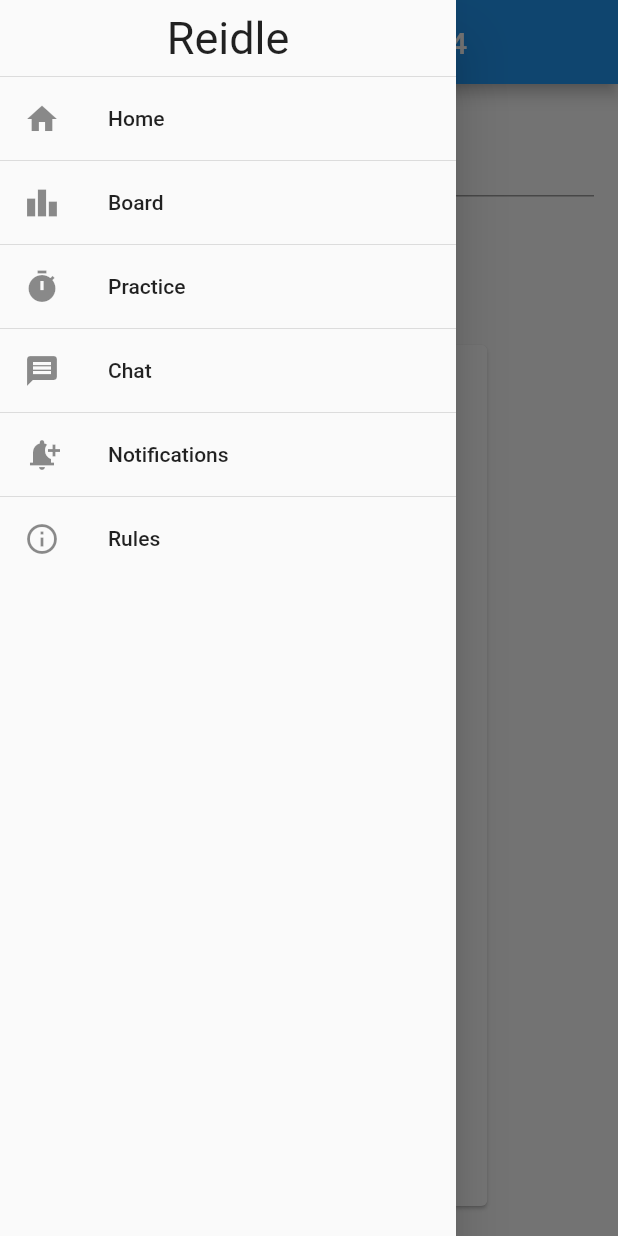
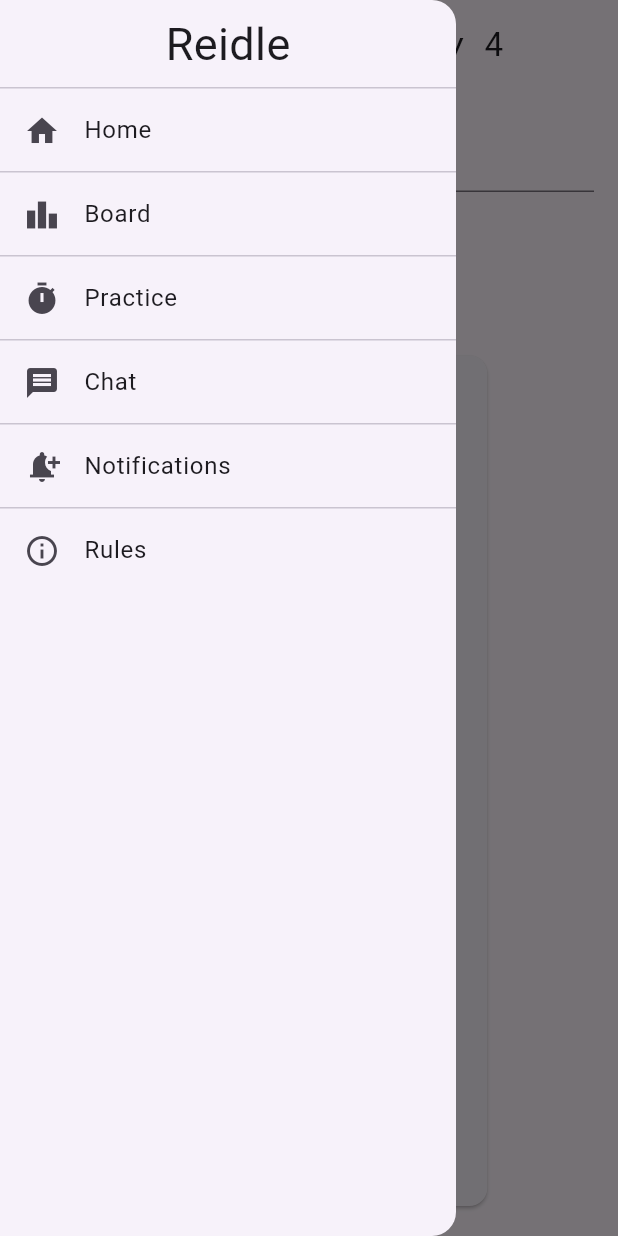
Before and after one commit to jackdreilly/reidle-flutter, a Flutter app: the screen it shows after launch, in the side drawer, after a tap on the "play arrow" icon, on a phone screen of 412 x 824 dp. Run offline on Flutter 3.47's test engine with Material 2 defaults, Android fonts, the light colour scheme and no system bars; our stand-ins replace cloud_firestore, firebase_analytics, firebase_auth, firebase_core, freezed_annotation, google_fonts and 1 more; accounts and stored records are empty; network calls fail; statements that could not run were skipped; project files that could hold a hidden picture were left out.

Commit message:
mat 3 and new flutter

```diff
--- a/lib/main.dart
+++ b/lib/main.dart
@@ -3,8 +3,6 @@ import 'dart:math';
 
 import 'package:cloud_firestore/cloud_firestore.dart';
 import 'package:firebase_analytics/firebase_analytics.dart';
-import 'package:reidle/extensions.dart';
-import 'package:rxdart/rxdart.dart';
 import 'package:firebase_auth/firebase_auth.dart';
 import 'package:firebase_core/firebase_core.dart';
 import 'package:flutter/foundation.dart';
@@ -13,8 +11,10 @@ import 'package:google_fonts/google_fonts.dart';
 import 'package:provider/provider.dart';
 import 'package:reidle/chat.dart';
 import 'package:reidle/choose_word.dart';
+import 'package:reidle/extensions.dart';
 import 'package:reidle/recorder.dart';
 import 'package:reidle/wordle.dart';
+import 'package:rxdart/rxdart.dart';
 import 'package:url_launcher/url_launcher.dart';
 
 import 'db.dart';
@@ -205,7 +205,12 @@ void main() async {
             value: FirebaseAuth.instance.userChanges(),
             initialData: FirebaseAuth.instance.currentUser)
       ],
-      child: const MaterialApp(home: Home()),
+      child: MaterialApp(
+        home: const Home(),
+        theme: ThemeData(
+          useMaterial3: true,
+        ),
+      ),
     ),
   );
 }
--- a/pubspec.yaml
+++ b/pubspec.yaml
@@ -4,7 +4,7 @@ publish_to: "none" # Remove this line if you wish to publish to pub.dev
 version: 1.0.0+1
 
 environment:
-  sdk: ">=2.17.1 <3.0.0"
+  sdk: ">=3.0.0-157.0.dev"
 
 dependencies:
   flutter:
```
Also changed, not shown: pubspec.lock, 1 other file.
